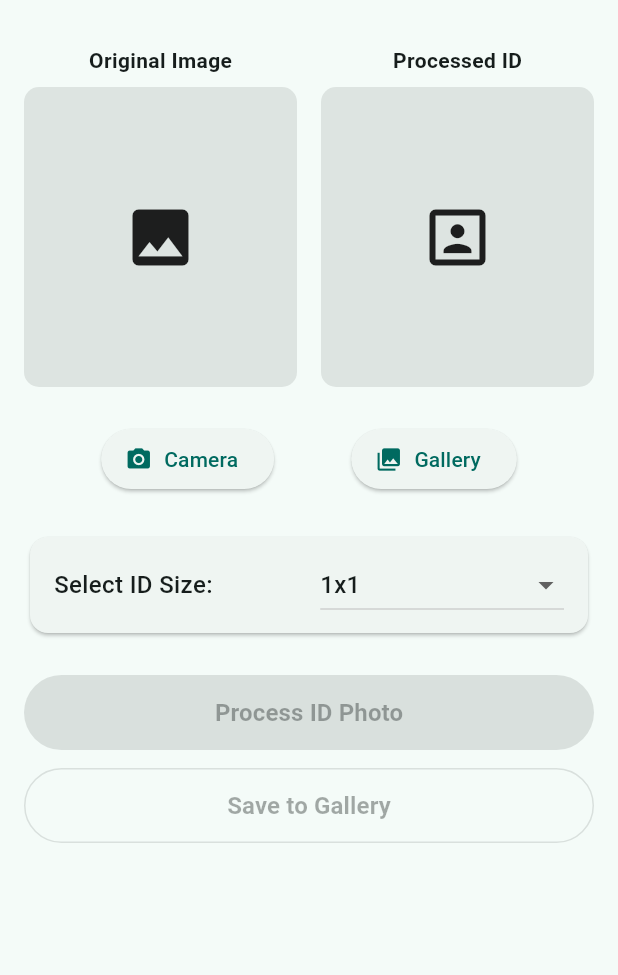
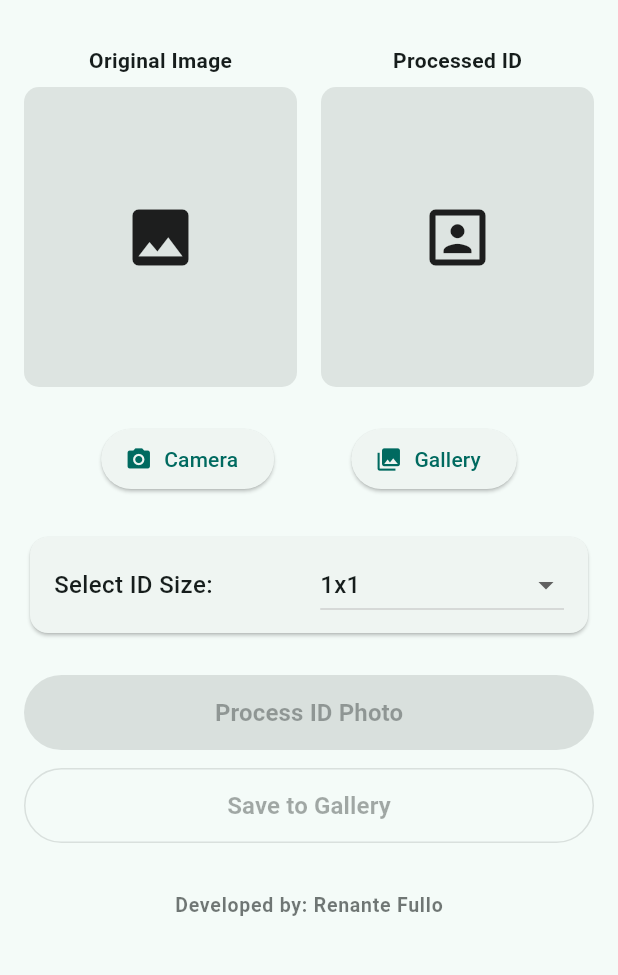
Before and after one commit to Saitama1978/id_photo_editor, a Flutter app: the screen it shows after launch, on a phone screen of 412 x 824 dp, the part 63-1038 px from its top. Run offline on Flutter 3.47's test engine with Material 3 defaults, Android fonts, the phone set to English and light mode, and no system bars; our stand-ins replace image_picker; missing offline and left inert: gal.

Commit message:
Update main.dart

```diff
--- a/lib/main.dart
+++ b/lib/main.dart
@@ -186,7 +186,7 @@ class _HomeScreenState extends State<HomeScreen> {
       body: SingleChildScrollView(
         padding: const EdgeInsets.all(16.0),
         child: Column(
-          crossAxisAlignment: CrossAxisAlignment.center, // Inayos mula sa dating CenterAxisAlignment
+          crossAxisAlignment: CrossAxisAlignment.center,
           children: [
             // Preview Section
             Row(
@@ -203,7 +203,7 @@ class _HomeScreenState extends State<HomeScreen> {
                           borderRadius: BorderRadius.circular(10),
                         ),
                         child: _originalImage != null
-                            ? Image.file(_originalImage!, fit: BoxFit.cover) // Tinanggal ang sobrang tuldok
+                            ? Image.file(_originalImage!, fit: BoxFit.cover)
                             : const Center(child: Icon(Icons.image, size: 50)),
                       ),
                     ],
@@ -224,7 +224,7 @@ class _HomeScreenState extends State<HomeScreen> {
                         child: _isLoading
                             ? const Center(child: CircularProgressIndicator())
                             : _processedImage != null
-                                ? Image.file(_processedImage!, fit: BoxFit.contain) // Tinanggal ang sobrang tuldok
+                                ? Image.file(_processedImage!, fit: BoxFit.contain)
                                 : const Center(child: Icon(Icons.portrait, size: 50)),
                       ),
                     ],
@@ -306,6 +306,19 @@ class _HomeScreenState extends State<HomeScreen> {
                     : const Text('Save to Gallery', style: TextStyle(fontSize: 16, fontWeight: FontWeight.bold)),
               ),
             ),
+            const SizedBox(height: 32),
+
+            // Developer Footer Credential
+            Text(
+              'Developed by: Renante Fullo',
+              style: TextStyle(
+                fontSize: 13,
+                fontWeight: FontWeight.w600,
+                color: Theme.of(context).colorScheme.onSurface.withOpacity(0.6),
+                letterSpacing: 0.5,
+              ),
+            ),
+            const SizedBox(height: 8),
           ],
         ),
       ),
```
